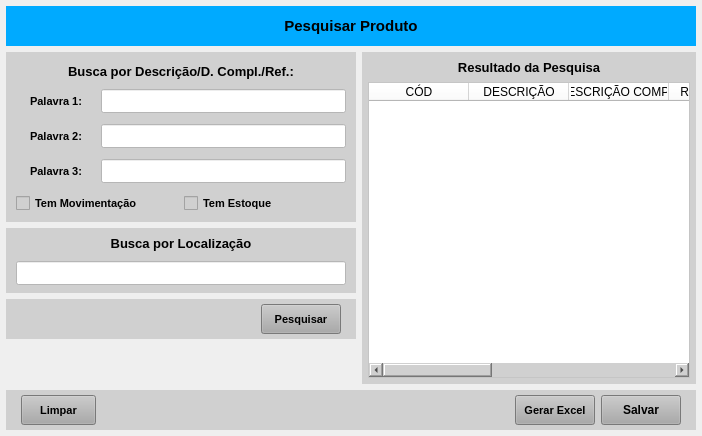
First picture: the form in forms/tela_prod_pesquisar.ui, repository Azevedo84/erp_teste1, before the edit.
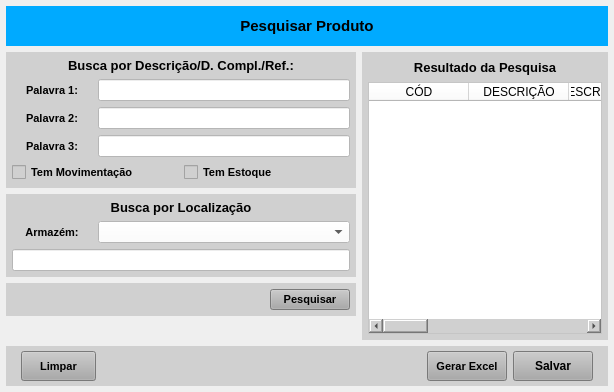
Second picture: the form after the edit.

Diff of the .ui file:
```diff
--- a/forms/tela_prod_pesquisar.ui
+++ b/forms/tela_prod_pesquisar.ui
@@ -6,8 +6,8 @@
    <rect>
     <x>0</x>
     <y>0</y>
-    <width>702</width>
-    <height>436</height>
+    <width>614</width>
+    <height>392</height>
    </rect>
   </property>
   <property name="windowTitle">
@@ -145,13 +145,13 @@
             <property name="minimumSize">
              <size>
               <width>0</width>
-              <height>170</height>
+              <height>0</height>
              </size>
             </property>
             <property name="maximumSize">
              <size>
               <width>16777215</width>
-              <height>170</height>
+              <height>148</height>
              </size>
             </property>
             <property name="styleSheet">
@@ -159,13 +159,13 @@
             </property>
             <layout class="QVBoxLayout" name="verticalLayout_4">
              <property name="leftMargin">
-              <number>5</number>
+              <number>6</number>
              </property>
              <property name="topMargin">
-              <number>10</number>
+              <number>6</number>
              </property>
              <property name="rightMargin">
-              <number>5</number>
+              <number>6</number>
              </property>
              <property name="bottomMargin">
               <number>6</number>
@@ -175,13 +175,13 @@
                <property name="minimumSize">
                 <size>
                  <width>0</width>
-                 <height>18</height>
+                 <height>0</height>
                 </size>
                </property>
                <property name="maximumSize">
                 <size>
                  <width>16777215</width>
-                 <height>18</height>
+                 <height>15</height>
                 </size>
                </property>
                <property name="font">
@@ -204,13 +204,13 @@
                <property name="minimumSize">
                 <size>
                  <width>0</width>
-                 <height>30</height>
+                 <height>0</height>
                 </size>
                </property>
                <property name="maximumSize">
                 <size>
                  <width>16777215</width>
-                 <height>30</height>
+                 <height>25</height>
                 </size>
                </property>
                <property name="styleSheet">
@@ -218,19 +218,19 @@
                </property>
                <layout class="QHBoxLayout" name="horizontalLayout_33">
                 <property name="spacing">
-                 <number>5</number>
+                 <number>6</number>
                 </property>
                 <property name="leftMargin">
-                 <number>5</number>
+                 <number>0</number>
                 </property>
                 <property name="topMargin">
-                 <number>3</number>
+                 <number>0</number>
                 </property>
                 <property name="rightMargin">
-                 <number>5</number>
+                 <number>0</number>
                 </property>
                 <property name="bottomMargin">
-                 <number>3</number>
+                 <number>0</number>
                 </property>
                 <item>
                  <widget class="QLabel" name="label_64">
@@ -302,13 +302,13 @@
                <property name="minimumSize">
                 <size>
                  <width>0</width>
-                 <height>30</height>
+                 <height>0</height>
                 </size>
                </property>
                <property name="maximumSize">
                 <size>
                  <width>16777215</width>
-                 <height>30</height>
+                 <height>25</height>
                 </size>
                </property>
                <property name="styleSheet">
@@ -316,19 +316,19 @@
                </property>
                <layout class="QHBoxLayout" name="horizontalLayout_34">
                 <property name="spacing">
-                 <number>5</number>
+                 <number>6</number>
                 </property>
                 <property name="leftMargin">
-                 <number>5</number>
+                 <number>0</number>
                 </property>
                 <property name="topMargin">
-                 <number>3</number>
+                 <number>0</number>
                 </property>
                 <property name="rightMargin">
-                 <number>5</number>
+                 <number>0</number>
                 </property>
                 <property name="bottomMargin">
-                 <number>3</number>
+                 <number>0</number>
                 </property>
                 <item>
                  <widget class="QLabel" name="label_65">
@@ -400,13 +400,13 @@
                <property name="minimumSize">
                 <size>
                  <width>0</width>
-                 <height>30</height>
+                 <height>0</height>
                 </size>
                </property>
                <property name="maximumSize">
                 <size>
                  <width>16777215</width>
-                 <height>30</height>
+                 <height>25</height>
                 </size>
                </property>
                <property name="styleSheet">
@@ -414,19 +414,19 @@
                </property>
                <layout class="QHBoxLayout" name="horizontalLayout_36">
                 <property name="spacing">
-                 <number>5</number>
+                 <number>6</number>
                 </property>
                 <property name="leftMargin">
-                 <number>5</number>
+                 <number>0</number>
                 </property>
                 <property name="topMargin">
-                 <number>3</number>
+                 <number>0</number>
                 </property>
                 <property name="rightMargin">
-                 <number>5</number>
+                 <number>0</number>
                 </property>
                 <property name="bottomMargin">
-                 <number>3</number>
+                 <number>0</number>
                 </property>
                 <item>
                  <widget class="QLabel" name="label_66">
@@ -495,18 +495,24 @@
              </item>
              <item>
               <widget class="QWidget" name="widget_9" native="true">
+               <property name="maximumSize">
+                <size>
+                 <width>16777215</width>
+                 <height>25</height>
+                </size>
+               </property>
                <layout class="QHBoxLayout" name="horizontalLayout_5">
                 <property name="leftMargin">
-                 <number>5</number>
+                 <number>0</number>
                 </property>
                 <property name="topMargin">
-                 <number>3</number>
+                 <number>0</number>
                 </property>
                 <property name="rightMargin">
-                 <number>5</number>
+                 <number>0</number>
                 </property>
                 <property name="bottomMargin">
-                 <number>3</number>
+                 <number>0</number>
                 </property>
                 <item>
                  <widget class="QCheckBox" name="check_Mov_Busca">
@@ -565,13 +571,13 @@
             <property name="minimumSize">
              <size>
               <width>0</width>
-              <height>65</height>
+              <height>0</height>
              </size>
             </property>
             <property name="maximumSize">
              <size>
               <width>16777215</width>
-              <height>65</height>
+              <height>100</height>
              </size>
             </property>
             <property name="styleSheet">
@@ -579,13 +585,13 @@
             </property>
             <layout class="QVBoxLayout" name="verticalLayout_7">
              <property name="leftMargin">
-              <number>5</number>
+              <number>6</number>
              </property>
              <property name="topMargin">
               <number>6</number>
              </property>
              <property name="rightMargin">
-              <number>5</number>
+              <number>6</number>
              </property>
              <property name="bottomMargin">
               <number>6</number>
@@ -595,13 +601,13 @@
                <property name="minimumSize">
                 <size>
                  <width>0</width>
-                 <height>18</height>
+                 <height>0</height>
                 </size>
                </property>
                <property name="maximumSize">
                 <size>
                  <width>16777215</width>
-                 <height>18</height>
+                 <height>15</height>
                 </size>
                </property>
                <property name="font">
@@ -619,18 +625,114 @@
                </property>
               </widget>
              </item>
+             <item>
+              <widget class="QWidget" name="widget_34" native="true">
+               <property name="minimumSize">
+                <size>
+                 <width>0</width>
+                 <height>0</height>
+                </size>
+               </property>
+               <property name="maximumSize">
+                <size>
+                 <width>16777215</width>
+                 <height>25</height>
+                </size>
+               </property>
+               <property name="styleSheet">
+                <string notr="true"/>
+               </property>
+               <layout class="QHBoxLayout" name="horizontalLayout_27">
+                <property name="spacing">
+                 <number>6</number>
+                </property>
+                <property name="leftMargin">
+                 <number>0</number>
+                </property>
+                <property name="topMargin">
+                 <number>0</number>
+                </property>
+                <property name="rightMargin">
+                 <number>0</number>
+                </property>
+                <property name="bottomMargin">
+                 <number>0</number>
+                </property>
+                <item>
+                 <widget class="QLabel" name="label_72">
+                  <property name="minimumSize">
+                   <size>
+                    <width>0</width>
+                    <height>0</height>
+                   </size>
+                  </property>
+                  <property name="maximumSize">
+                   <size>
+                    <width>80</width>
+                    <height>16777215</height>
+                   </size>
+                  </property>
+                  <property name="font">
+                   <font>
+                    <pointsize>8</pointsize>
+                    <weight>75</weight>
+                    <bold>true</bold>
+                   </font>
+                  </property>
+                  <property name="text">
+                   <string>Armazém:</string>
+                  </property>
+                  <property name="alignment">
+                   <set>Qt::AlignCenter</set>
+                  </property>
+                 </widget>
+                </item>
+                <item>
+                 <widget class="QComboBox" name="combo_Armazem">
+                  <property name="sizePolicy">
+                   <sizepolicy hsizetype="Preferred" vsizetype="Preferred">
+                    <horstretch>0</horstretch>
+                    <verstretch>0</verstretch>
+                   </sizepolicy>
+                  </property>
+                  <property name="minimumSize">
+                   <size>
+                    <width>0</width>
+                    <height>0</height>
+                   </size>
+                  </property>
+                  <property name="maximumSize">
+                   <size>
+                    <width>16777215</width>
+                    <height>16777215</height>
+                   </size>
+                  </property>
+                  <property name="font">
+                   <font>
+                    <pointsize>8</pointsize>
+                   </font>
+                  </property>
+                  <property name="styleSheet">
+                   <string notr="true">background-color: rgb(255, 255, 255);
+text-align: center;</string>
+                  </property>
+                 </widget>
+                </item>
+               </layout>
+              </widget>
+             </item>
              <item>
               <widget class="QWidget" name="widget_43" native="true">
                <property name="minimumSize">
                 <size>
                  <width>0</width>
-                 <height>30</height>
+                 <height>0</height>
                 </size>
                </property>
                <property name="maximumSize">
                 <size>
                  <width>16777215</width>
-                 <height>30</height>
+                 <height>25</height>
                 </size>
                </property>
                <property name="styleSheet">
@@ -638,19 +740,19 @@
                </property>
                <layout class="QHBoxLayout" name="horizontalLayout_35">
                 <property name="spacing">
-                 <number>5</number>
+                 <number>0</number>
                 </property>
                 <property name="leftMargin">
-                 <number>5</number>
+                 <number>0</number>
                 </property>
                 <property name="topMargin">
-                 <number>3</number>
+                 <number>0</number>
                 </property>
                 <property name="rightMargin">
-                 <number>5</number>
+                 <number>0</number>
                 </property>
                 <property name="bottomMargin">
-                 <number>3</number>
+                 <number>0</number>
                 </property>
                 <item>
                  <widget class="QLineEdit" name="line_Local">
@@ -696,13 +798,13 @@
             <property name="minimumSize">
              <size>
               <width>0</width>
-              <height>40</height>
+              <height>0</height>
              </size>
             </property>
             <property name="maximumSize">
              <size>
               <width>16777215</width>
-              <height>40</height>
+              <height>35</height>
              </size>
             </property>
             <property name="styleSheet">
@@ -710,16 +812,16 @@
             </property>
             <layout class="QHBoxLayout" name="horizontalLayout_4">
              <property name="leftMargin">
-              <number>15</number>
+              <number>6</number>
              </property>
              <property name="topMargin">
-              <number>5</number>
+              <number>6</number>
              </property>
              <property name="rightMargin">
-              <number>15</number>
+              <number>6</number>
              </property>
              <property name="bottomMargin">
-              <number>5</number>
+              <number>6</number>
              </property>
              <item>
               <widget class="QLabel" name="label">
@@ -861,6 +963,11 @@
               <string>LOCAL</string>
              </property>
             </column>
+            <column>
+             <property name="text">
+              <string>ARMAZEM</string>
+             </property>
+            </column>
             <column>
              <property name="text">
               <string>NCM</string>
```
